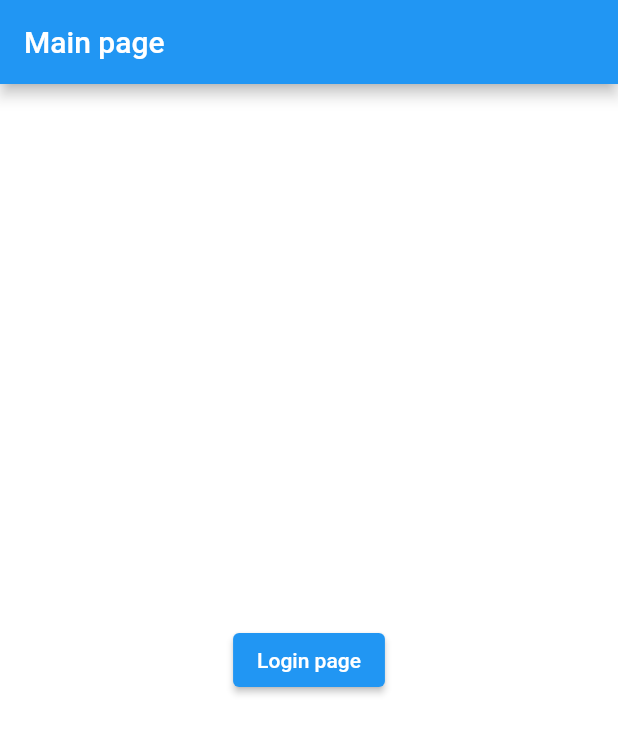
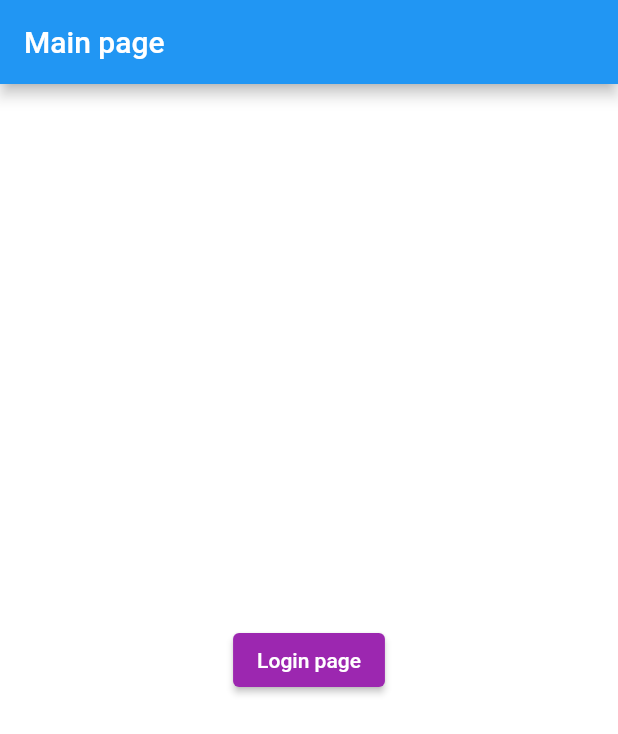
Before and after one commit to PopMarcoSilviu/personal_dashboard_frontend, a Flutter app: the screen it shows after launch, on a phone screen of 412 x 824 dp. Shown: the top 734 px of the screen. Run offline on Flutter 3.47's test engine with Material 2 defaults, Android fonts, the phone set to English and light mode, and no system bars; Roboto replaces fonts that are missing (Montserrat).

Commit message:
Button Theme for elevated buttons

```diff
--- a/lib/theme/custom_theme.dart
+++ b/lib/theme/custom_theme.dart
@@ -8,9 +8,14 @@ class CustomTheme {
         scaffoldBackgroundColor: Colors.white,
         fontFamily: 'Montserrat', //3
         buttonTheme: ButtonThemeData( // 4
-          shape: RoundedRectangleBorder(borderRadius: BorderRadius.circular(18.0)),
+          shape: RoundedRectangleBorder(borderRadius: BorderRadius.circular(5.0)),
           buttonColor: Colors.purpleAccent,
+        ),
+        elevatedButtonTheme: ElevatedButtonThemeData(
+        style: ElevatedButton.styleFrom(
+          primary: Colors.purple,
         )
+    )
     );
   }
 
@@ -23,6 +28,7 @@ class CustomTheme {
         buttonTheme: ButtonThemeData(
           shape: RoundedRectangleBorder(borderRadius: BorderRadius.circular(18.0)),
           buttonColor: Colors.purple[300],
+
         )
     );
   }
```
